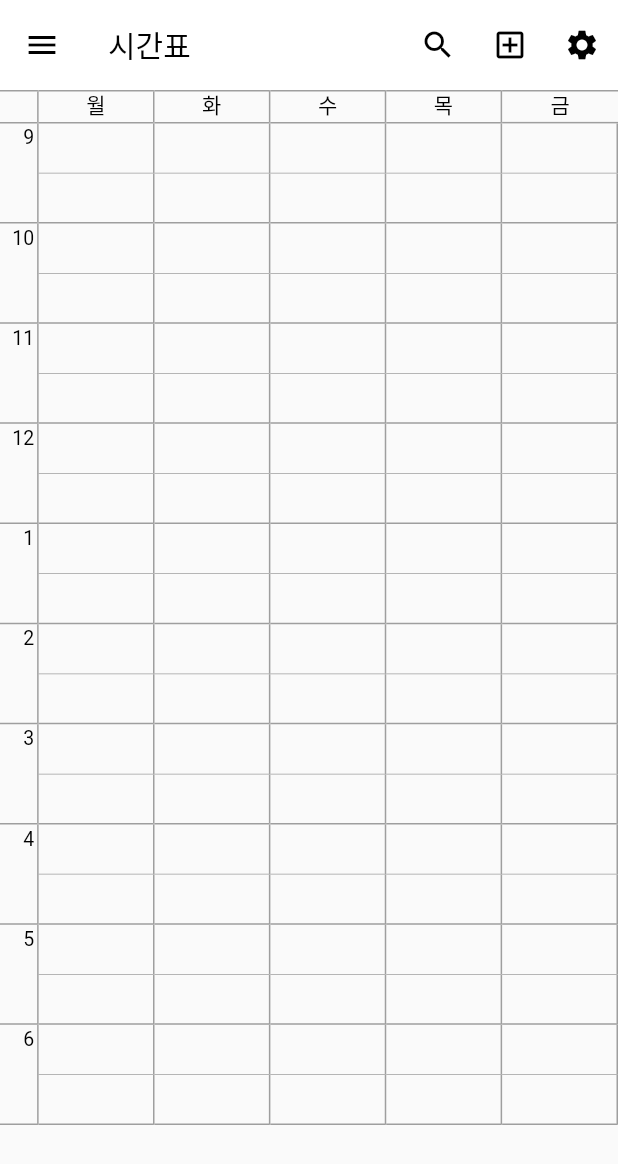
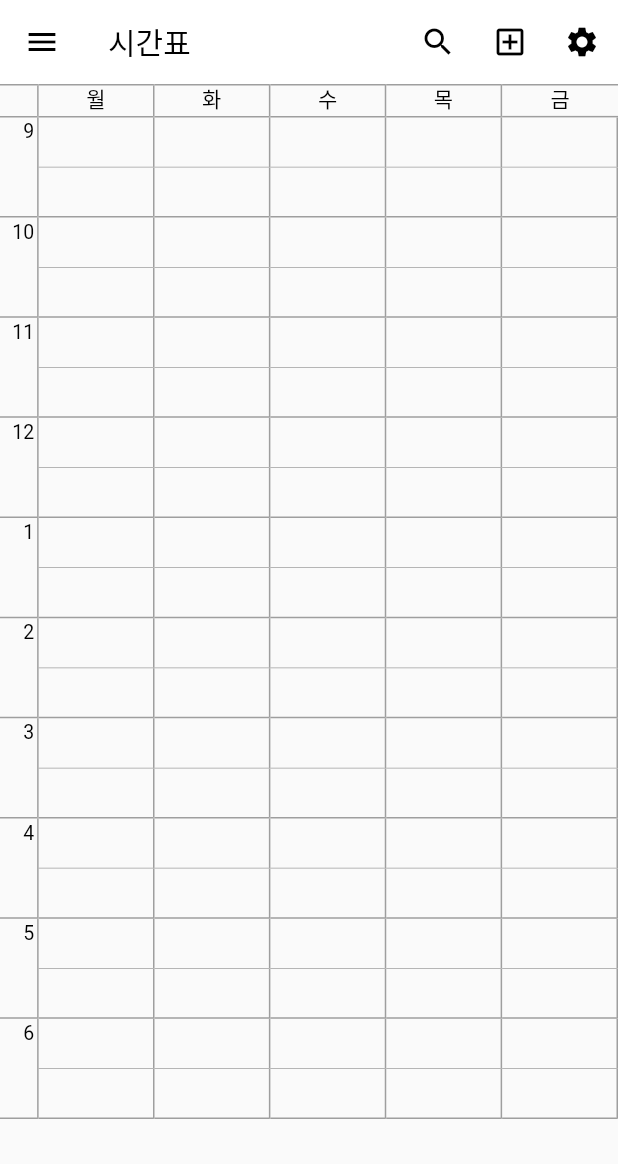
Before and after one commit to appeyroad18/snu_lecture_map, a Flutter app: the TimeTable screen opened directly, on a phone screen of 412 x 824 dp. Shown: the top 1164 px of the screen. Run offline on Flutter 3.47's test engine with Material 2 defaults, Android fonts, the light colour scheme and no system bars; our stand-ins replace photo_view; missing offline and left inert: dart:ffi, flutter_picker.

Commit message:
210805.0

```diff
--- a/lib/timetable.dart
+++ b/lib/timetable.dart
@@ -10,7 +10,7 @@ double width = 0; // 고정값
 double height = 0;
 double horizontal = 0;
 double vertical = 0;
-List<Widget> lectureList = <Widget>[Opacity(key: ValueKey(0), child: Container(height: 20,width: 20,color: Colors.black,), opacity: 0.0,),];
+List<Widget> lectureList = <Widget>[/*Opacity(key: ValueKey(0), child: Container(height: 20,width: 20,color: Colors.black,), opacity: 0.0,),*/];
 int count = 10;
 double screen_width = 0;
 double screen_height = 0;
@@ -33,7 +33,7 @@ class _TimeTableState extends State<TimeTable> {
         child:
         Scaffold(
             appBar: AppBar(
-              toolbarHeight: 60,
+              //toolbarHeight: 60,
               title: Text(
                 '시간표',
                 style: TextStyle(color: Colors.black),
@@ -1111,7 +1111,8 @@ class BoxSize with ChangeNotifier {
 
   delete_all(){
     //print(lectureList[0].runtimeType);
-    lectureList = <Widget>[Opacity(key: ValueKey(0) ,child: Container(height: 20,width: 20,color: Colors.black,), opacity: 0.0,),];
+    //lectureList = <Widget>[Opacity(key: ValueKey(0) ,child: Container(height: 20,width: 20,color: Colors.black,), opacity: 0.0,),];
+    lectureList = <Widget>[];
     count = 100;
     notifyListeners();
   }
--- a/pubspec.yaml
+++ b/pubspec.yaml
@@ -29,6 +29,7 @@ dependencies:
 
   provider: ^5.0.0
 
+  flutter_picker: ^2.0.2
 
 
   # The following adds the Cupertino Icons font to your application.
```
Also changed, not shown: lib/main.dart (+9 -6 lines), lib/map.dart (+10 -9 lines), pubspec.lock.
